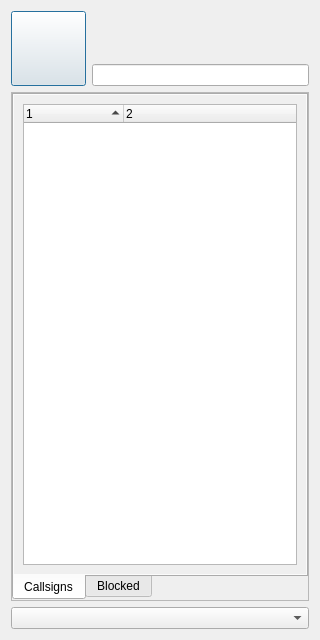
The window that src/ui/xmpp/gkxmpprosterdialog.ui (GekkoFyre/small-world-deluxe) describes before a commit, drawn with Qt 5.
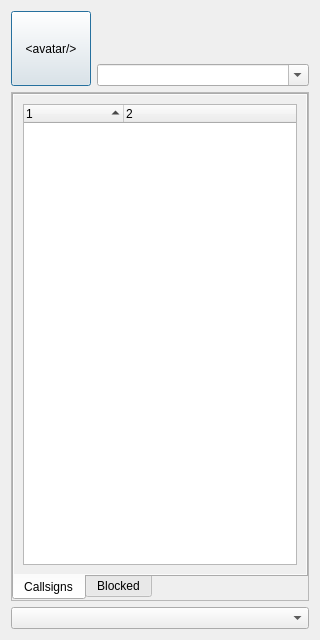
The same window after the commit.

Diff of the .ui file:
```diff
--- a/src/ui/xmpp/gkxmpprosterdialog.ui
+++ b/src/ui/xmpp/gkxmpprosterdialog.ui
@@ -68,7 +68,7 @@
             <string>Your currently set avatar.</string>
            </property>
            <property name="text">
-            <string/>
+            <string>&lt;avatar/&gt;</string>
            </property>
           </widget>
          </item>
@@ -166,7 +166,14 @@
           </widget>
          </item>
          <item>
-          <widget class="QLineEdit" name="lineEdit_edit_nickname"/>
+          <widget class="QComboBox" name="comboBox_self_custom_status">
+           <property name="editable">
+            <bool>true</bool>
+           </property>
+           <property name="maxCount">
+            <number>24</number>
+           </property>
+          </widget>
          </item>
         </layout>
        </widget>
```
Left out of the diff: 11 changed lines with no effect on the pictures.
